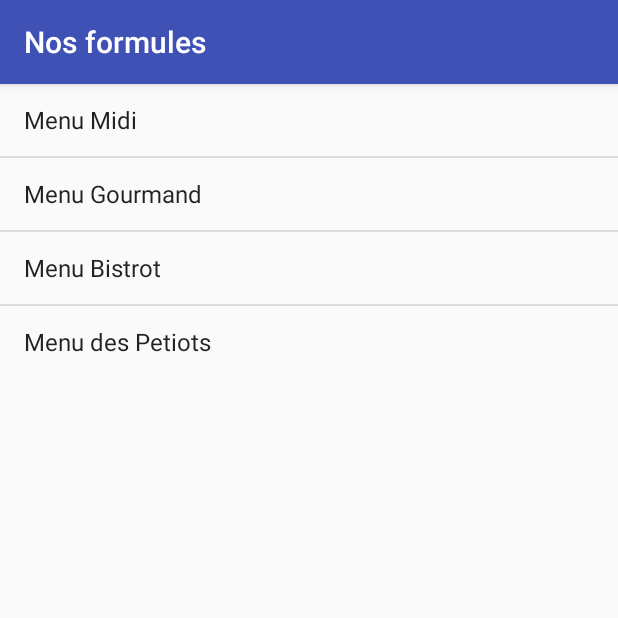
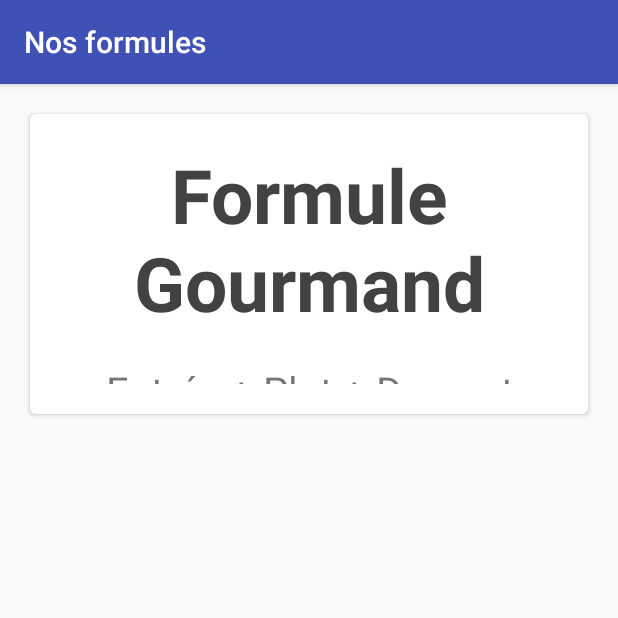
Before and after one commit to Helicose/ChezMomo, an Android app: the screen it shows after launch (MainActivity), on a phone screen of 412 x 824 dp, the top half of it. Run offline under Robolectric (Android 15) with nearby library versions, the phone set to English and light mode, and no system bars.

Commit message:
Création d'une carte lol

```diff
--- a/app/build.gradle
+++ b/app/build.gradle
@@ -26,4 +26,5 @@ dependencies {
     })
     compile 'com.android.support:appcompat-v7:25.1.0'
     testCompile 'junit:junit:4.12'
+    compile 'com.android.support:cardview-v7:22.0.0'
 }
--- a/app/src/main/java/com/controle_android/chezmomo/MainActivity.java
+++ b/app/src/main/java/com/controle_android/chezmomo/MainActivity.java
@@ -7,7 +7,7 @@ import android.widget.ArrayAdapter;
 import android.widget.ListView;
 import android.app.ListActivity;
 
-public class MainActivity extends ActionBarActivity {
+public class MainActivity extends AppCompatActivity {
 
     @Override
     protected void onCreate(Bundle savedInstanceState) {
@@ -27,7 +27,7 @@ public class MainActivity extends ActionBarActivity {
                 data
         );
 
-        liste = (ListView)findViewById(R.id.listView);
-        liste.setAdapter(adapter);
+        //liste = (ListView)findViewById(R.id.listView);
+        //liste.setAdapter(adapter);
     }
 }
--- a/app/src/main/res/layout/formules.xml
+++ b/app/src/main/res/layout/formules.xml
@@ -4,8 +4,52 @@
     android:layout_height="match_parent"
     >
 
-    <ListView
-        android:id="@+id/listView"
-        android:layout_width="wrap_content"
-        android:layout_height="wrap_content" />
+    <android.support.v7.widget.CardView
+        xmlns:card_view="http://schemas.android.com/apk/res-auto"
+        android:id="@+id/card_view"
+        android:layout_gravity="center"
+        android:layout_width="match_parent"
+        android:layout_height="200dp"
+        card_view:cardCornerRadius="4dp"
+        android:layout_margin="20dp"
+        >
+
+        <LinearLayout
+            android:layout_width="match_parent"
+            android:layout_height="match_parent"
+            android:orientation="vertical"
+            android:background="#ffffff">
+
+            <TextView
+                android:text="Formule Gourmand"
+                android:layout_width="match_parent"
+                android:layout_height="wrap_content"
+                android:id="@+id/textView"
+                android:textSize="75px"
+                android:textStyle="bold"
+                android:textColor="@color/cardview_dark_background"
+                android:layout_marginTop="20dp"
+                android:gravity="center"/>
+
+            <TextView
+                android:text="Entrée + Plat + Dessert"
+                android:layout_width="match_parent"
+                android:layout_height="wrap_content"
+                android:textSize="40px"
+                android:id="@+id/textView2"
+                android:gravity="center"
+                android:layout_margin="20dp"/>
+
+            <TextView
+                android:text="23€"
+                android:layout_width="match_parent"
+                android:layout_height="wrap_content"
+                android:id="@+id/textView3"
+                android:gravity="center"
+                android:textStyle="bold"
+                android:textSize="60px"
+                android:layout_margin="20dp"/>
+        </LinearLayout>
+    </android.support.v7.widget.CardView>
+
 </LinearLayout>
```
